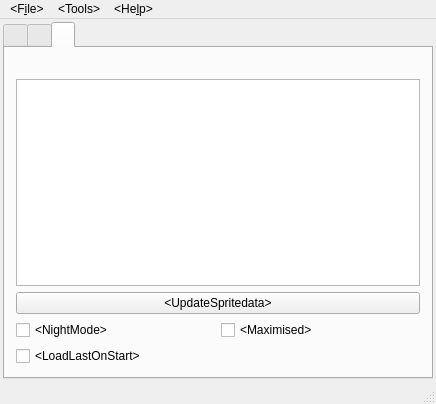
First picture: the form in mainwindow.ui, repository ExplosBlue/CoinKiller, before the edit.
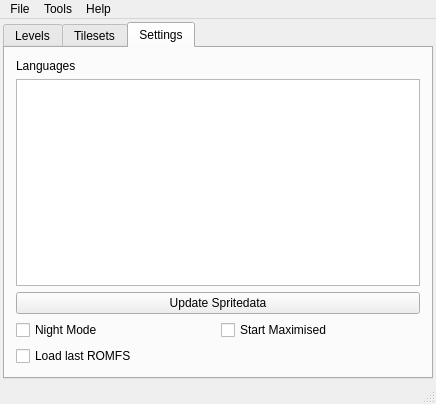
Second picture: the form after the edit. The open tabs and pages were chosen to show the change.

The edit to the form file:
```diff
--- a/mainwindow.ui
+++ b/mainwindow.ui
@@ -37,7 +37,7 @@
       </property>
       <widget class="QWidget" name="tab_levels">
        <attribute name="title">
-        <string>&lt;Levels&gt;</string>
+        <string>Levels</string>
        </attribute>
        <layout class="QVBoxLayout" name="verticalLayout_2" stretch="0,0">
         <property name="leftMargin">
@@ -99,7 +99,7 @@
       </widget>
       <widget class="QWidget" name="tab_tilesets">
        <attribute name="title">
-        <string>&lt;Tilesets&gt;</string>
+        <string>Tilesets</string>
        </attribute>
        <layout class="QVBoxLayout" name="verticalLayout_3">
         <item>
@@ -137,7 +137,7 @@
       </widget>
       <widget class="QWidget" name="tab_settings">
        <attribute name="title">
-        <string>&lt;Settings&gt;</string>
+        <string>Settings</string>
        </attribute>
        <layout class="QVBoxLayout" name="verticalLayout_5">
         <item>
@@ -145,7 +145,7 @@
           <item>
            <widget class="QLabel" name="languagesLabel">
             <property name="text">
-             <string>&lt;Languages&gt;</string>
+             <string>Languages</string>
             </property>
            </widget>
           </item>
@@ -155,7 +155,7 @@
           <item>
            <widget class="QPushButton" name="updateSpriteData">
             <property name="text">
-             <string>&lt;UpdateSpritedata&gt;</string>
+             <string>Update Spritedata</string>
             </property>
            </widget>
           </item>
@@ -166,21 +166,21 @@
           <item row="0" column="0">
            <widget class="QCheckBox" name="nightModeCheckbox">
             <property name="text">
-             <string>&lt;NightMode&gt;</string>
+             <string>Night Mode</string>
             </property>
            </widget>
           </item>
           <item row="0" column="1">
            <widget class="QCheckBox" name="maximisedCheckbox">
             <property name="text">
-             <string>&lt;Maximised&gt;</string>
+             <string>Start Maximised</string>
             </property>
            </widget>
           </item>
           <item row="1" column="0">
            <widget class="QCheckBox" name="loadLastCheckbox">
             <property name="text">
-             <string>&lt;LoadLastOnStart&gt;</string>
+             <string>Load last ROMFS</string>
             </property>
            </widget>
           </item>
@@ -203,7 +203,7 @@
    </property>
    <widget class="QMenu" name="menuFile">
     <property name="title">
-     <string>&lt;F&amp;ile&gt;</string>
+     <string>File</string>
     </property>
     <addaction name="actionLoadUnpackedROMFS"/>
     <addaction name="separator"/>
@@ -211,13 +211,13 @@
    </widget>
    <widget class="QMenu" name="menuHelp">
     <property name="title">
-     <string>&lt;He&amp;lp&gt;</string>
+     <string>Help</string>
     </property>
     <addaction name="actionAbout"/>
    </widget>
    <widget class="QMenu" name="menuTools">
     <property name="title">
-     <string>&lt;Tools&gt;</string>
+     <string>Tools</string>
     </property>
     <addaction name="actionSarcExplorer"/>
    </widget>
```
Left out of the diff: 30 changed lines with no effect on the pictures.
